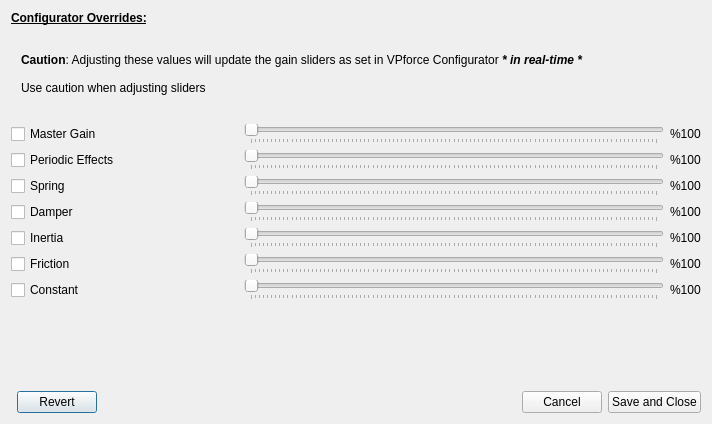
Old version of the form SM/configurator.ui in the repository walmis/VPforce-TelemFFB.
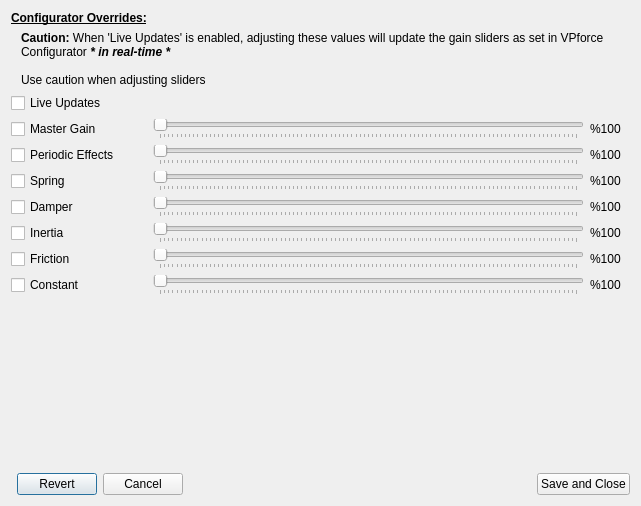
New version of the form. Custom widgets are drawn as their Qt base class.

Commit message: rework configurator gain override dialog/setting behavior

```diff
--- a/SM/configurator.ui
+++ b/SM/configurator.ui
@@ -6,8 +6,8 @@
    <rect>
     <x>0</x>
     <y>0</y>
-    <width>712</width>
-    <height>424</height>
+    <width>641</width>
+    <height>506</height>
    </rect>
   </property>
   <property name="minimumSize">
@@ -27,102 +27,8 @@
   </property>
   <layout class="QGridLayout" name="gridLayout_2">
    <item row="0" column="0">
-    <layout class="QGridLayout" name="gridLayout">
-     <item row="4" column="1">
-      <widget class="DelayTimerSlider" name="sl_Spring">
-       <property name="enabled">
-        <bool>false</bool>
-       </property>
-       <property name="sizePolicy">
-        <sizepolicy hsizetype="Fixed" vsizetype="Fixed">
-         <horstretch>0</horstretch>
-         <verstretch>0</verstretch>
-        </sizepolicy>
-       </property>
-       <property name="minimumSize">
-        <size>
-         <width>420</width>
-         <height>0</height>
-        </size>
-       </property>
-       <property name="maximum">
-        <number>100</number>
-       </property>
-       <property name="pageStep">
-        <number>1</number>
-       </property>
-       <property name="orientation">
-        <enum>Qt::Horizontal</enum>
-       </property>
-       <property name="tickPosition">
-        <enum>QSlider::TicksBelow</enum>
-       </property>
-       <property name="tickInterval">
-        <number>1</number>
-       </property>
-      </widget>
-     </item>
-     <item row="7" column="0">
-      <widget class="QCheckBox" name="cb_Friction">
-       <property name="sizePolicy">
-        <sizepolicy hsizetype="Expanding" vsizetype="Fixed">
-         <horstretch>0</horstretch>
-         <verstretch>0</verstretch>
-        </sizepolicy>
-       </property>
-       <property name="text">
-        <string>Friction</string>
-       </property>
-      </widget>
-     </item>
-     <item row="2" column="2">
-      <widget class="QLabel" name="lab_MasterGainValue">
-       <property name="text">
-        <string>%100</string>
-       </property>
-      </widget>
-     </item>
-     <item row="3" column="0">
-      <widget class="QCheckBox" name="cb_Periodic">
-       <property name="sizePolicy">
-        <sizepolicy hsizetype="Expanding" vsizetype="Fixed">
-         <horstretch>0</horstretch>
-         <verstretch>0</verstretch>
-        </sizepolicy>
-       </property>
-       <property name="text">
-        <string>Periodic Effects</string>
-       </property>
-      </widget>
-     </item>
-     <item row="5" column="2">
-      <widget class="QLabel" name="lab_DamperValue">
-       <property name="text">
-        <string>%100</string>
-       </property>
-      </widget>
-     </item>
-     <item row="8" column="0">
-      <widget class="QCheckBox" name="cb_Constant">
-       <property name="sizePolicy">
-        <sizepolicy hsizetype="Expanding" vsizetype="Fixed">
-         <horstretch>0</horstretch>
-         <verstretch>0</verstretch>
-        </sizepolicy>
-       </property>
-       <property name="text">
-        <string>Constant</string>
-       </property>
-      </widget>
-     </item>
-     <item row="4" column="2">
-      <widget class="QLabel" name="lab_SpringValue">
-       <property name="text">
-        <string>%100</string>
-       </property>
-      </widget>
-     </item>
-     <item row="0" column="0" colspan="2">
+    <layout class="QGridLayout" name="gridLayout" columnstretch="0,1,0">
+     <item row="0" column="0">
       <widget class="QLabel" name="labelCfgOvds">
        <property name="sizePolicy">
         <sizepolicy hsizetype="Preferred" vsizetype="Fixed">
@@ -141,26 +47,96 @@
        </property>
       </widget>
      </item>
-     <item row="9" column="0" colspan="3">
-      <spacer name="horizontalSpacer_2">
-       <property name="orientation">
-        <enum>Qt::Horizontal</enum>
+     <item row="2" column="0">
+      <widget class="LabeledToggle" name="cb_LiveUpdates">
+       <property name="text">
+        <string>Live Updates</string>
        </property>
-       <property name="sizeHint" stdset="0">
-        <size>
-         <width>40</width>
-         <height>20</height>
-        </size>
+      </widget>
+     </item>
+     <item row="3" column="0">
+      <widget class="QCheckBox" name="cb_MasterGain">
+       <property name="sizePolicy">
+        <sizepolicy hsizetype="Expanding" vsizetype="Fixed">
+         <horstretch>0</horstretch>
+         <verstretch>0</verstretch>
+        </sizepolicy>
        </property>
-      </spacer>
+       <property name="text">
+        <string>Master Gain</string>
+       </property>
+      </widget>
      </item>
      <item row="3" column="1">
+      <widget class="DelayTimerSlider" name="sl_MasterGain">
+       <property name="enabled">
+        <bool>false</bool>
+       </property>
+       <property name="sizePolicy">
+        <sizepolicy hsizetype="Preferred" vsizetype="Fixed">
+         <horstretch>0</horstretch>
+         <verstretch>0</verstretch>
+        </sizepolicy>
+       </property>
+       <property name="minimumSize">
+        <size>
+         <width>420</width>
+         <height>0</height>
+        </size>
+       </property>
+       <property name="maximum">
+        <number>100</number>
+       </property>
+       <property name="pageStep">
+        <number>1</number>
+       </property>
+       <property name="orientation">
+        <enum>Qt::Horizontal</enum>
+       </property>
+       <property name="tickPosition">
+        <enum>QSlider::TicksBelow</enum>
+       </property>
+       <property name="tickInterval">
+        <number>1</number>
+       </property>
+      </widget>
+     </item>
+     <item row="3" column="2">
+      <widget class="QLabel" name="lab_MasterGainValue">
+       <property name="minimumSize">
+        <size>
+         <width>40</width>
+         <height>0</height>
+        </size>
+       </property>
+       <property name="text">
+        <string>%100</string>
+       </property>
+       <property name="margin">
+        <number>3</number>
+       </property>
+      </widget>
+     </item>
+     <item row="4" column="0">
+      <widget class="QCheckBox" name="cb_Periodic">
+       <property name="sizePolicy">
+        <sizepolicy hsizetype="Expanding" vsizetype="Fixed">
+         <horstretch>0</horstretch>
+         <verstretch>0</verstretch>
+        </sizepolicy>
+       </property>
+       <property name="text">
+        <string>Periodic Effects</string>
+       </property>
+      </widget>
+     </item>
+     <item row="4" column="1">
       <widget class="DelayTimerSlider" name="sl_Periodic">
        <property name="enabled">
         <bool>false</bool>
        </property>
        <property name="sizePolicy">
-        <sizepolicy hsizetype="Fixed" vsizetype="Fixed">
+        <sizepolicy hsizetype="Preferred" vsizetype="Fixed">
          <horstretch>0</horstretch>
          <verstretch>0</verstretch>
         </sizepolicy>
@@ -188,20 +164,23 @@
        </property>
       </widget>
      </item>
+     <item row="4" column="2">
+      <widget class="QLabel" name="lab_PeriodicValue">
+       <property name="minimumSize">
+        <size>
+         <width>40</width>
+         <height>0</height>
+        </size>
+       </property>
+       <property name="text">
+        <string>%100</string>
+       </property>
+       <property name="margin">
+        <number>3</number>
+       </property>
+      </widget>
+     </item>
      <item row="5" column="0">
-      <widget class="QCheckBox" name="cb_Damper">
-       <property name="sizePolicy">
-        <sizepolicy hsizetype="Expanding" vsizetype="Fixed">
-         <horstretch>0</horstretch>
-         <verstretch>0</verstretch>
-        </sizepolicy>
-       </property>
-       <property name="text">
-        <string>Damper</string>
-       </property>
-      </widget>
-     </item>
-     <item row="4" column="0">
       <widget class="QCheckBox" name="cb_Spring">
        <property name="sizePolicy">
         <sizepolicy hsizetype="Expanding" vsizetype="Fixed">
@@ -214,20 +193,13 @@
        </property>
       </widget>
      </item>
-     <item row="6" column="2">
-      <widget class="QLabel" name="lab_InertiaValue">
-       <property name="text">
-        <string>%100</string>
-       </property>
-      </widget>
-     </item>
      <item row="5" column="1">
-      <widget class="DelayTimerSlider" name="sl_Damper">
+      <widget class="DelayTimerSlider" name="sl_Spring">
        <property name="enabled">
         <bool>false</bool>
        </property>
        <property name="sizePolicy">
-        <sizepolicy hsizetype="Fixed" vsizetype="Fixed">
+        <sizepolicy hsizetype="Preferred" vsizetype="Fixed">
          <horstretch>0</horstretch>
          <verstretch>0</verstretch>
         </sizepolicy>
@@ -255,7 +227,86 @@
        </property>
       </widget>
      </item>
+     <item row="5" column="2">
+      <widget class="QLabel" name="lab_SpringValue">
+       <property name="minimumSize">
+        <size>
+         <width>40</width>
+         <height>0</height>
+        </size>
+       </property>
+       <property name="text">
+        <string>%100</string>
+       </property>
+       <property name="margin">
+        <number>3</number>
+       </property>
+      </widget>
+     </item>
      <item row="6" column="0">
+      <widget class="QCheckBox" name="cb_Damper">
+       <property name="sizePolicy">
+        <sizepolicy hsizetype="Expanding" vsizetype="Fixed">
+         <horstretch>0</horstretch>
+         <verstretch>0</verstretch>
+        </sizepolicy>
+       </property>
+       <property name="text">
+        <string>Damper</string>
+       </property>
+      </widget>
+     </item>
+     <item row="6" column="1">
+      <widget class="DelayTimerSlider" name="sl_Damper">
+       <property name="enabled">
+        <bool>false</bool>
+       </property>
+       <property name="sizePolicy">
+        <sizepolicy hsizetype="Preferred" vsizetype="Fixed">
+         <horstretch>0</horstretch>
+         <verstretch>0</verstretch>
+        </sizepolicy>
+       </property>
+       <property name="minimumSize">
+        <size>
+         <width>420</width>
+         <height>0</height>
+        </size>
+       </property>
+       <property name="maximum">
+        <number>100</number>
+       </property>
+       <property name="pageStep">
+        <number>1</number>
+       </property>
+       <property name="orientation">
+        <enum>Qt::Horizontal</enum>
+       </property>
+       <property name="tickPosition">
+        <enum>QSlider::TicksBelow</enum>
+       </property>
+       <property name="tickInterval">
+        <number>1</number>
+       </property>
+      </widget>
+     </item>
+     <item row="6" column="2">
+      <widget class="QLabel" name="lab_DamperValue">
+       <property name="minimumSize">
+        <size>
+         <width>40</width>
+         <height>0</height>
+        </size>
+       </property>
+       <property name="text">
+        <string>%100</string>
+       </property>
+       <property name="margin">
+        <number>0</number>
+       </property>
+      </widget>
+     </item>
+     <item row="7" column="0">
       <widget class="QCheckBox" name="cb_Inertia">
        <property name="sizePolicy">
         <sizepolicy hsizetype="Expanding" vsizetype="Fixed">
@@ -268,13 +319,139 @@
        </property>
       </widget>
      </item>
+     <item row="7" column="1">
+      <widget class="DelayTimerSlider" name="sl_Inertia">
+       <property name="enabled">
+        <bool>false</bool>
+       </property>
+       <property name="sizePolicy">
+        <sizepolicy hsizetype="Preferred" vsizetype="Fixed">
+         <horstretch>0</horstretch>
+         <verstretch>0</verstretch>
+        </sizepolicy>
+       </property>
+       <property name="minimumSize">
+        <size>
+         <width>420</width>
+         <height>0</height>
+        </size>
+       </property>
+       <property name="maximum">
+        <number>100</number>
+       </property>
+       <property name="pageStep">
+        <number>1</number>
+       </property>
+       <property name="orientation">
+        <enum>Qt::Horizontal</enum>
+       </property>
+       <property name="tickPosition">
+        <enum>QSlider::TicksBelow</enum>
+       </property>
+       <property name="tickInterval">
+        <number>1</number>
+       </property>
+      </widget>
+     </item>
+     <item row="7" column="2">
+      <widget class="QLabel" name="lab_InertiaValue">
+       <property name="minimumSize">
+        <size>
+         <width>40</width>
+         <height>0</height>
+        </size>
+       </property>
+       <property name="text">
+        <string>%100</string>
+       </property>
+       <property name="margin">
+        <number>3</number>
+       </property>
+      </widget>
+     </item>
+     <item row="8" column="0">
+      <widget class="QCheckBox" name="cb_Friction">
+       <property name="sizePolicy">
+        <sizepolicy hsizetype="Expanding" vsizetype="Fixed">
+         <horstretch>0</horstretch>
+         <verstretch>0</verstretch>
+        </sizepolicy>
+       </property>
+       <property name="text">
+        <string>Friction</string>
+       </property>
+      </widget>
+     </item>
      <item row="8" column="1">
+      <widget class="DelayTimerSlider" name="sl_Friction">
+       <property name="enabled">
+        <bool>false</bool>
+       </property>
+       <property name="sizePolicy">
+        <sizepolicy hsizetype="Preferred" vsizetype="Fixed">
+         <horstretch>0</horstretch>
+         <verstretch>0</verstretch>
+        </sizepolicy>
+       </property>
+       <property name="minimumSize">
+        <size>
+         <width>420</width>
+         <height>0</height>
+        </size>
+       </property>
+       <property name="maximum">
+        <number>100</number>
+       </property>
+       <property name="pageStep">
+        <number>1</number>
+       </property>
+       <property name="orientation">
+        <enum>Qt::Horizontal</enum>
+       </property>
+       <property name="tickPosition">
+        <enum>QSlider::TicksBelow</enum>
+       </property>
+       <property name="tickInterval">
+        <number>1</number>
+       </property>
+      </widget>
+     </item>
+     <item row="8" column="2">
+      <widget class="QLabel" name="lab_FrictionValue">
+       <property name="minimumSize">
+        <size>
+         <width>40</width>
+         <height>0</height>
+        </size>
+       </property>
+       <property name="text">
+        <string>%100</string>
+       </property>
+       <property name="margin">
+        <number>3</number>
+       </property>
+      </widget>
+     </item>
+     <item row="9" column="0">
+      <widget class="QCheckBox" name="cb_Constant">
+       <property name="sizePolicy">
+        <sizepolicy hsizetype="Expanding" vsizetype="Fixed">
+         <horstretch>0</horstretch>
+         <verstretch>0</verstretch>
+        </sizepolicy>
+       </property>
+       <property name="text">
+        <string>Constant</string>
+       </property>
+      </widget>
+     </item>
+     <item row="9" column="1">
       <widget class="DelayTimerSlider" name="sl_Constant">
        <property name="enabled">
         <bool>false</bool>
        </property>
        <property name="sizePolicy">
-        <sizepolicy hsizetype="Fixed" vsizetype="Fixed">
+        <sizepolicy hsizetype="Preferred" vsizetype="Fixed">
          <horstretch>0</horstretch>
          <verstretch>0</verstretch>
         </sizepolicy>
@@ -302,54 +479,36 @@
        </property>
       </widget>
      </item>
-     <item row="2" column="1">
-      <widget class="DelayTimerSlider" name="sl_MasterGain">
-       <property name="enabled">
-        <bool>false</bool>
-       </property>
-       <property name="sizePolicy">
-        <sizepolicy hsizetype="Fixed" vsizetype="Fixed">
-         <horstretch>0</horstretch>
-         <verstretch>0</verstretch>
-        </sizepolicy>
-       </property>
+     <item row="9" column="2">
+      <widget class="QLabel" name="lab_ConstantValue">
        <property name="minimumSize">
         <size>
-         <width>420</width>
+         <width>40</width>
          <height>0</height>
         </size>
-       </property>
-       <property name="maximum">
-        <number>100</number>
-       </property>
-       <property name="pageStep">
-        <number>1</number>
-       </property>
-       <property name="orientation">
-        <enum>Qt::Horizontal</enum>
-       </property>
-       <property name="tickPosition">
-        <enum>QSlider::TicksBelow</enum>
-       </property>
-       <property name="tickInterval">
-        <number>1</number>
-       </property>
-      </widget>
-     </item>
-     <item row="2" column="0">
-      <widget class="QCheckBox" name="cb_MasterGain">
-       <property name="sizePolicy">
-        <sizepolicy hsizetype="Expanding" vsizetype="Fixed">
-         <horstretch>0</horstretch>
-         <verstretch>0</verstretch>
-        </sizepolicy>
        </property>
        <property name="text">
-        <string>Master Gain</string>
+        <string>%100</string>
+       </property>
+       <property name="margin">
+        <number>3</number>
        </property>
       </widget>
      </item>
-     <item row="10" column="0" colspan="3">
+     <item row="10" column="0">
+      <spacer name="verticalSpacer">
+       <property name="orientation">
+        <enum>Qt::Vertical</enum>
+       </property>
+       <property name="sizeHint" stdset="0">
+        <size>
+         <width>20</width>
+         <height>40</height>
+        </size>
+       </property>
+      </spacer>
+     </item>
+     <item row="11" column="0" colspan="3">
       <layout class="QHBoxLayout" name="horizontalLayout">
        <item>
         <widget class="Line" name="line">
@@ -358,7 +517,7 @@
          </property>
         </widget>
        </item>
-       <item alignment="Qt::AlignBottom">
+       <item>
         <widget class="QPushButton" name="pb_Revert">
          <property name="minimumSize">
           <size>
@@ -371,6 +530,13 @@
          </property>
         </widget>
        </item>
+       <item>
+        <widget class="QPushButton" name="pb_Cancel">
+         <property name="text">
+          <string>Cancel</string>
+         </property>
+        </widget>
+       </item>
        <item>
         <spacer name="horizontalSpacer">
          <property name="orientation">
@@ -384,14 +550,7 @@
          </property>
         </spacer>
        </item>
-       <item alignment="Qt::AlignBottom">
-        <widget class="QPushButton" name="pb_Cancel">
-         <property name="text">
-          <string>Cancel</string>
-         </property>
-        </widget>
-       </item>
-       <item alignment="Qt::AlignBottom">
+       <item>
         <widget class="QPushButton" name="pb_Finish">
          <property name="minimumSize">
           <size>
@@ -406,105 +565,32 @@
        </item>
       </layout>
      </item>
-     <item row="6" column="1">
-      <widget class="DelayTimerSlider" name="sl_Inertia">
-       <property name="enabled">
-        <bool>false</bool>
-       </property>
-       <property name="sizePolicy">
-        <sizepolicy hsizetype="Fixed" vsizetype="Fixed">
-         <horstretch>0</horstretch>
-         <verstretch>0</verstretch>
-        </sizepolicy>
-       </property>
-       <property name="minimumSize">
-        <size>
-         <width>420</width>
-         <height>0</height>
-        </size>
-       </property>
-       <property name="maximum">
-        <number>100</number>
-       </property>
-       <property name="pageStep">
-        <number>1</number>
-       </property>
+     <item row="10" column="1" colspan="2">
+      <spacer name="horizontalSpacer_2">
        <property name="orientation">
         <enum>Qt::Horizontal</enum>
        </property>
-       <property name="tickPosition">
-        <enum>QSlider::TicksBelow</enum>
-       </property>
-       <property name="tickInterval">
-        <number>1</number>
-       </property>
-      </widget>
-     </item>
-     <item row="7" column="2">
-      <widget class="QLabel" name="lab_FrictionValue">
-       <property name="text">
-        <string>%100</string>
-       </property>
-      </widget>
-     </item>
-     <item row="7" column="1">
-      <widget class="DelayTimerSlider" name="sl_Friction">
-       <property name="enabled">
-        <bool>false</bool>
-       </property>
-       <property name="sizePolicy">
-        <sizepolicy hsizetype="Fixed" vsizetype="Fixed">
-         <horstretch>0</horstretch>
-         <verstretch>0</verstretch>
-        </sizepolicy>
-       </property>
-       <property name="minimumSize">
+       <property name="sizeHint" stdset="0">
         <size>
-         <width>420</width>
-         <height>0</height>
+         <width>40</width>
+         <height>20</height>
         </size>
        </property>
-       <property name="maximum">
-        <number>100</number>
-       </property>
-       <property name="pageStep">
-        <number>1</number>
-       </property>
-       <property name="orientation">
-        <enum>Qt::Horizontal</enum>
-       </property>
-       <property name="tickPosition">
-        <enum>QSlider::TicksBelow</enum>
-       </property>
-       <property name="tickInterval">
-        <number>1</number>
-       </property>
-      </widget>
+      </spacer>
      </item>
-     <item row="8" column="2">
-      <widget class="QLabel" name="lab_ConstantValue">
-       <property name="text">
-        <string>%100</string>
-       </property>
-      </widget>
-     </item>
-     <item row="1" column="0" colspan="2">
+     <item row="1" column="0" colspan="3">
       <widget class="QLabel" name="label">
        <property name="text">
-        <string>&lt;html&gt;&lt;head/&gt;&lt;body&gt;&lt;p&gt;&lt;span style=&quot; font-weight:600;&quot;&gt;Caution&lt;/span&gt;: Adjusting these values will update the gain sliders as set in VPforce Configurator &lt;span style=&quot; font-weight:600; font-style:italic;&quot;&gt;* in real-time *&lt;/span&gt;&lt;br/&gt;&lt;br/&gt;Use caution when adjusting sliders&lt;/p&gt;&lt;/body&gt;&lt;/html&gt;</string>
+        <string>&lt;html&gt;&lt;head/&gt;&lt;body&gt;&lt;p&gt;&lt;span style=&quot; font-weight:700;&quot;&gt;Caution:&lt;/span&gt; When 'Live Updates' is enabled, adjusting these values will update the gain sliders as set in VPforce Configurator &lt;span style=&quot; font-weight:600; font-style:italic;&quot;&gt;* in real-time *&lt;/span&gt;&lt;br/&gt;&lt;br/&gt;Use caution when adjusting sliders&lt;/p&gt;&lt;/body&gt;&lt;/html&gt;</string>
+       </property>
+       <property name="wordWrap">
+        <bool>true</bool>
        </property>
        <property name="indent">
         <number>10</number>
        </property>
       </widget>
      </item>
-     <item row="3" column="2">
-      <widget class="QLabel" name="lab_PeriodicValue">
-       <property name="text">
-        <string>%100</string>
-       </property>
-      </widget>
-     </item>
     </layout>
    </item>
   </layout>
@@ -515,6 +601,11 @@
    <extends>QSlider</extends>
    <header>telemffb.custom_widgets.h</header>
   </customwidget>
+  <customwidget>
+   <class>LabeledToggle</class>
+   <extends>QCheckBox</extends>
+   <header>telemffb.custom_widgets</header>
+  </customwidget>
  </customwidgets>
  <resources/>
  <connections>
```
The commit also changes 6 other files.
